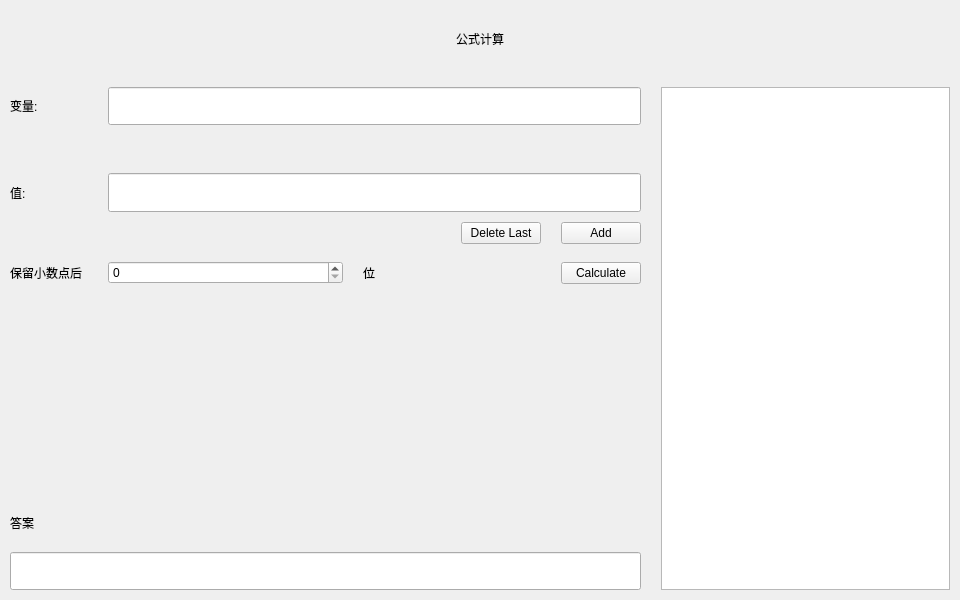
Qt form code/view/calculation.ui (IshiKura-a/CPP_PROJECT_2020) before a commit.
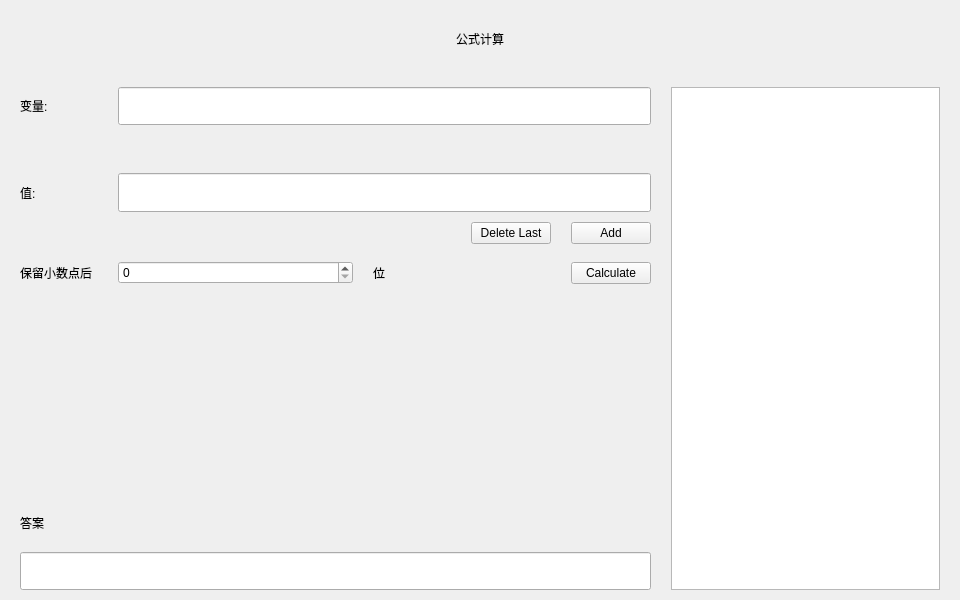
The same form after that commit.

```diff
--- a/code/view/calculation.ui
+++ b/code/view/calculation.ui
@@ -19,6 +19,9 @@
   <property name="windowTitle">
    <string>calculation</string>
   </property>
+  <property name="styleSheet">
+   <string notr="true"/>
+  </property>
   <layout class="QFormLayout" name="formLayout">
    <property name="horizontalSpacing">
     <number>10</number>
@@ -40,6 +43,12 @@
    </property>
    <item row="0" column="0" colspan="2">
     <layout class="QGridLayout" name="gridLayout" rowstretch="2,1,1,1,1,1,5,1,1" columnstretch="1,3,1,1,1,5">
+     <property name="leftMargin">
+      <number>10</number>
+     </property>
+     <property name="rightMargin">
+      <number>10</number>
+     </property>
      <property name="horizontalSpacing">
       <number>20</number>
      </property>
```
Left out of the diff: 212 changed lines with no effect on the pictures.
